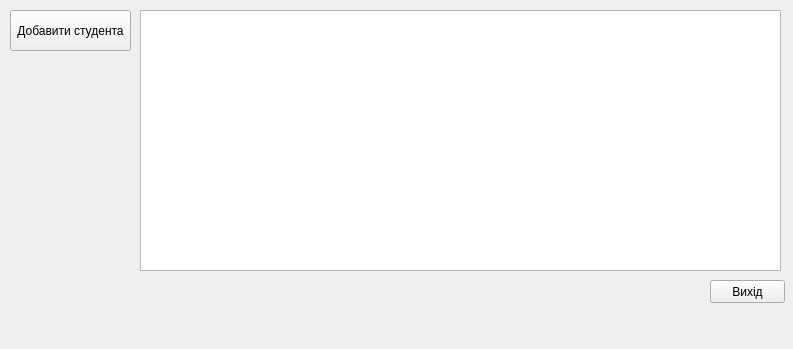
Old version of the form mainwindow.ui in the repository Shuna322/QtKyrsova.
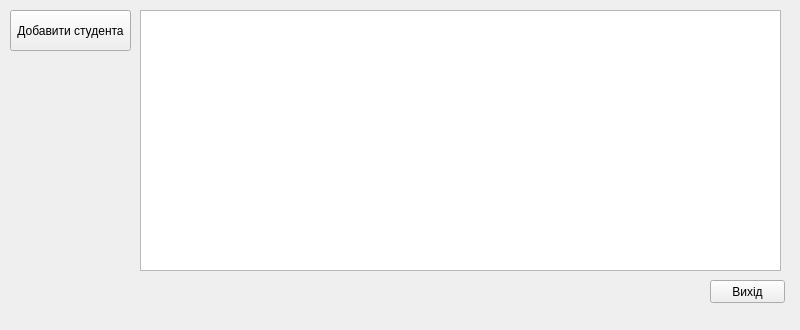
New version of the form.

Commit message: Form fixes + size fixes

```diff
--- a/mainwindow.ui
+++ b/mainwindow.ui
@@ -6,8 +6,8 @@
    <rect>
     <x>0</x>
     <y>0</y>
-    <width>793</width>
-    <height>349</height>
+    <width>800</width>
+    <height>330</height>
    </rect>
   </property>
   <property name="windowTitle">
```
Left out of the diff: 2 changed lines with no effect on the pictures. The commit also changes 4 other files.
